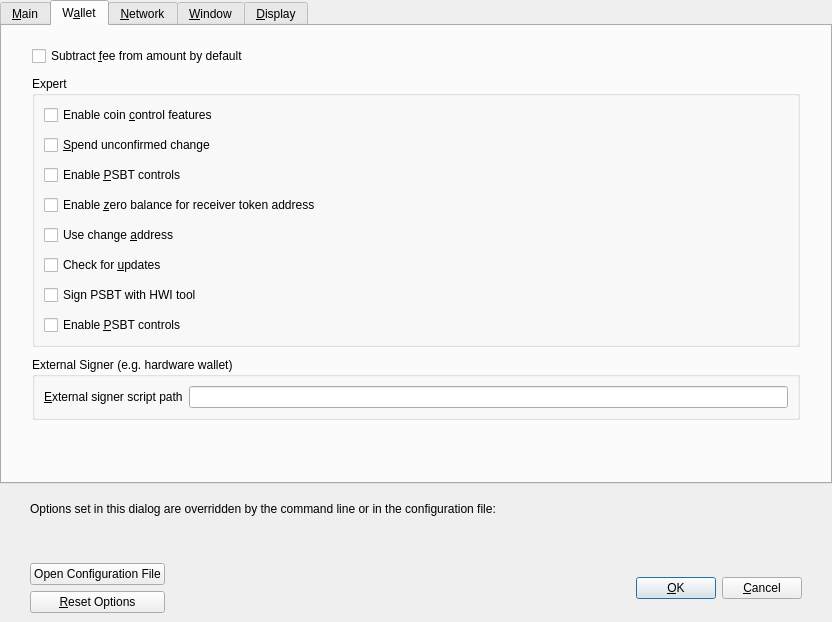
qtumproject/qtum, file src/qt/forms/optionsdialog.ui: the form before one commit.
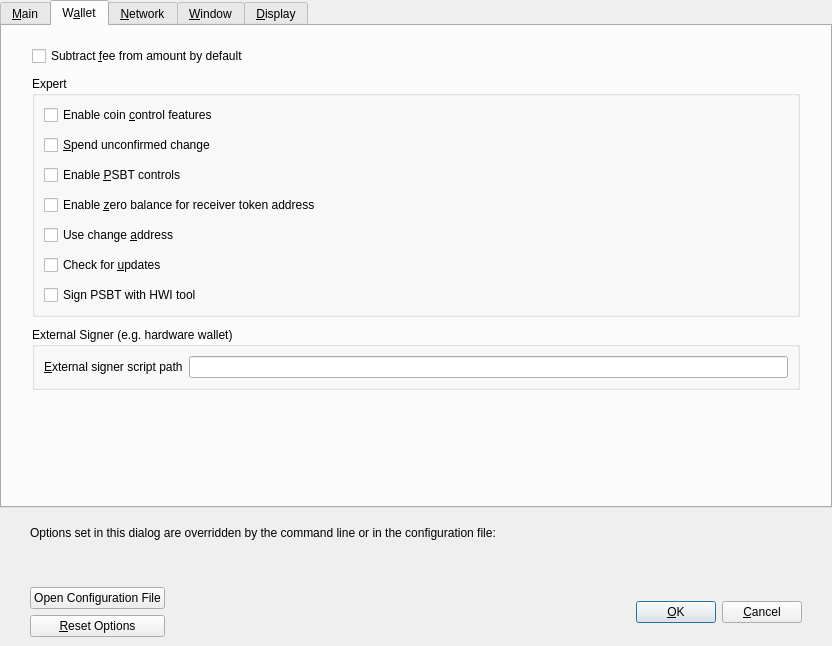
The form after the commit. The open tabs and pages were chosen to show the change. Custom widgets are drawn as their Qt base class.

Commit message: Remove duplicate enable psbt controls

Patch:
```diff
--- a/src/qt/forms/optionsdialog.ui
+++ b/src/qt/forms/optionsdialog.ui
@@ -7,7 +7,7 @@
     <x>0</x>
     <y>0</y>
     <width>832</width>
-    <height>622</height>
+    <height>646</height>
    </rect>
   </property>
   <property name="windowTitle">
@@ -443,16 +443,6 @@
             </property>
            </widget>
           </item>
-          <item>
-           <widget class="QCheckBox" name="m_enable_psbt_controls">
-            <property name="toolTip">
-             <string extracomment="Tooltip text for options window setting that enables PSBT controls.">Whether to show PSBT controls.</string>
-            </property>
-            <property name="text">
-             <string extracomment="An options window setting to enable PSBT controls.">Enable &amp;PSBT controls</string>
-            </property>
-           </widget>
-          </item>
          </layout>
         </widget>
        </item>
```
